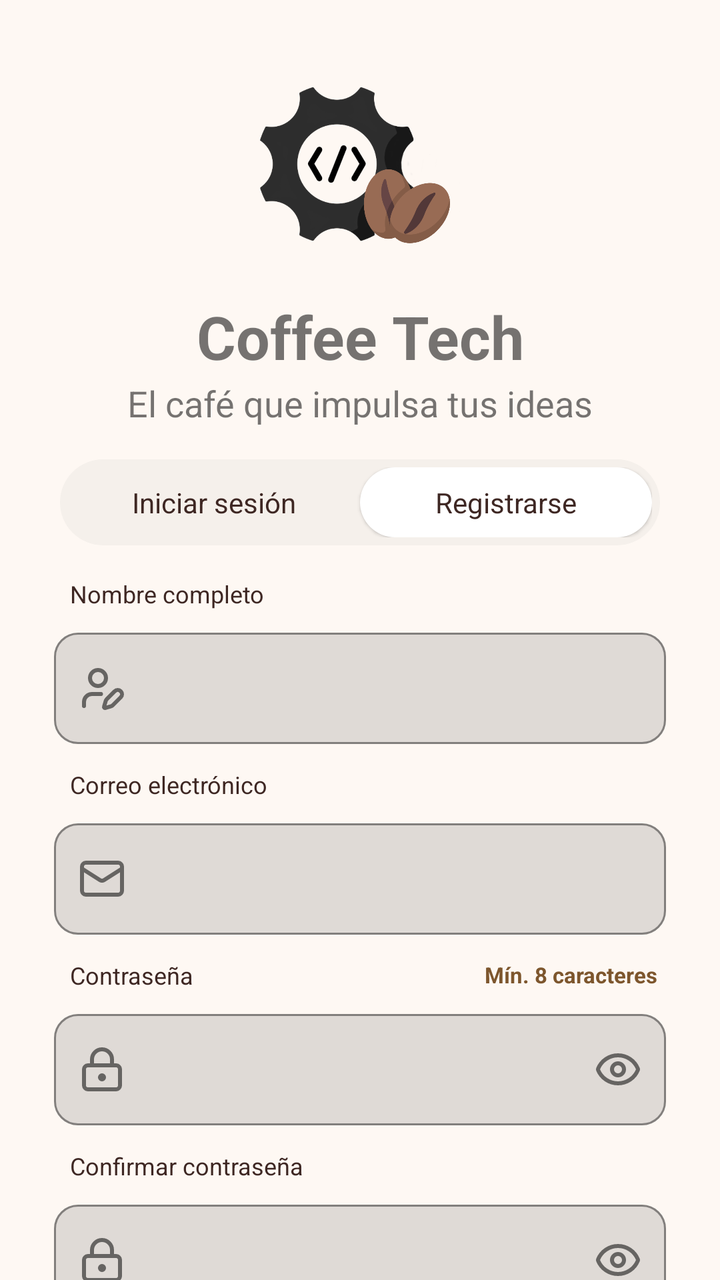
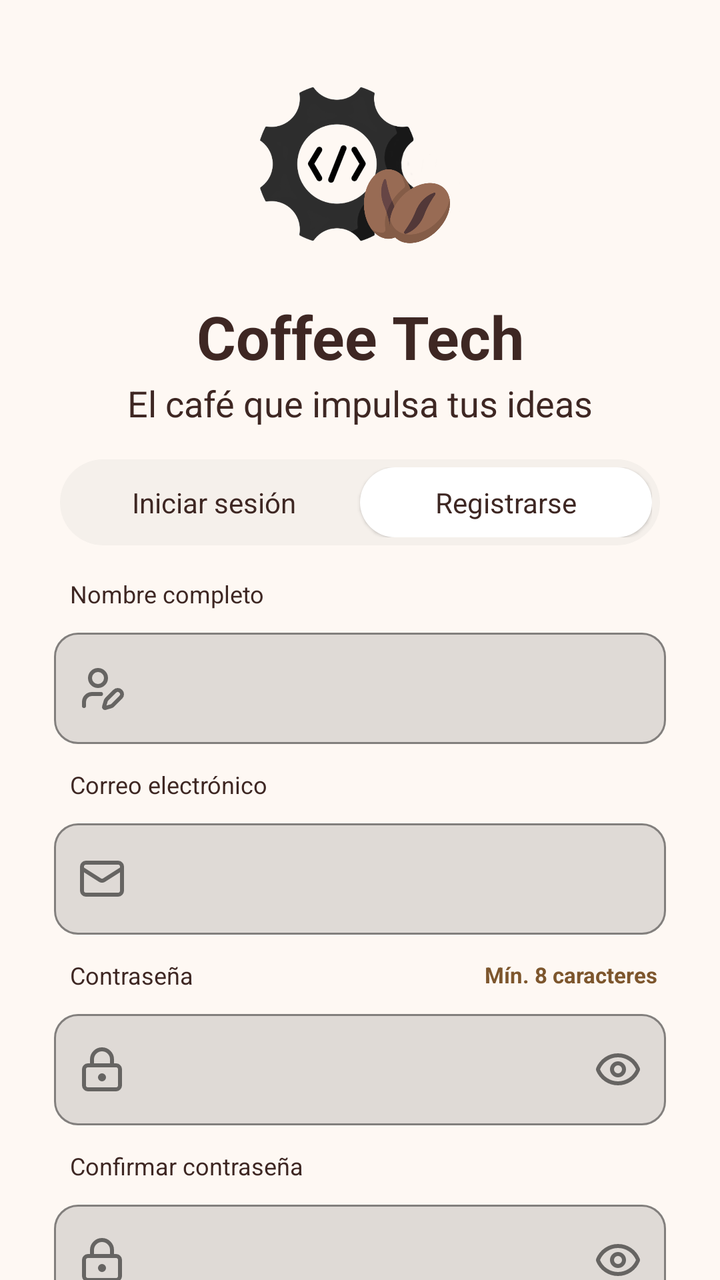

The first picture is an Android layout as it rendered before a commit; the second is the same layout after the commit. The layout source and the unified diff follow.
<!-- AndroidManifest.xml: application theme Theme.CoffeeTechMobile -->
<!-- res/layout/activity_sign_up.xml -->
<?xml version="1.0" encoding="utf-8"?>
<androidx.core.widget.NestedScrollView
    android:id="@+id/sign_up_scroll"
    xmlns:android="http://schemas.android.com/apk/res/android"
    xmlns:app="http://schemas.android.com/apk/res-auto"
    android:layout_width="match_parent"
    android:layout_height="match_parent"
    android:fillViewport="true"
    android:clipToPadding="false">

    <androidx.constraintlayout.widget.ConstraintLayout
        android:id="@+id/sign_up_layout"
        android:layout_width="match_parent"
        android:layout_height="wrap_content"
        android:paddingBottom="30dp">

        <ImageView
            android:id="@+id/Logo"
            android:layout_width="100dp"
            android:layout_height="100dp"
            android:layout_marginTop="32dp"
            android:src="@drawable/logo"
            android:scaleType="fitCenter"
            android:contentDescription="@string/logo_description"
            app:layout_constraintTop_toTopOf="parent"
            app:layout_constraintStart_toStartOf="parent"
            app:layout_constraintEnd_toEndOf="parent" />

        <TextView
            android:id="@+id/signUpTitle"
            android:layout_width="wrap_content"
            android:layout_height="wrap_content"
            android:layout_marginTop="16dp"
            android:text="@string/sign_in_title"
            android:textSize="30sp"
            android:textStyle="bold"
            app:layout_constraintTop_toBottomOf="@id/Logo"
            app:layout_constraintStart_toStartOf="parent"
            app:layout_constraintEnd_toEndOf="parent" />

        <TextView
            android:id="@+id/signUpSubtitle"
            android:layout_width="wrap_content"
            android:layout_height="wrap_content"
            android:layout_marginTop="1dp"
            android:text="@string/sign_in_subtitle"
            android:textSize="18sp"
            app:layout_constraintTop_toBottomOf="@id/signUpTitle"
            app:layout_constraintStart_toStartOf="parent"
            app:layout_constraintEnd_toEndOf="parent" />

        <LinearLayout
            android:id="@+id/auth_mode_selector"
            android:layout_width="0dp"
            android:layout_height="wrap_content"
            android:layout_marginStart="30dp"
            android:layout_marginEnd="30dp"
            android:layout_marginTop="16dp"
            android:orientation="horizontal"
            android:padding="4dp"
            android:background="@drawable/bg_auth_selector"
            app:layout_constraintTop_toBottomOf="@id/signUpSubtitle"
            app:layout_constraintStart_toStartOf="parent"
            app:layout_constraintEnd_toEndOf="parent"
            app:layout_constraintWidth_max="320dp">

            <TextView
                android:id="@+id/sign_in_tab"
                android:layout_width="0dp"
                android:layout_height="wrap_content"
                android:layout_weight="1"
                android:gravity="center"
                android:paddingVertical="8dp"
                android:text="@string/sign_in_tab"
                android:textSize="14sp"
                android:textColor="@color/coffee_primary" />

            <TextView
                android:id="@+id/sign_up_tab"
                android:layout_width="0dp"
                android:layout_height="wrap_content"
                android:layout_weight="1"
                android:gravity="center"
                android:paddingVertical="8dp"
                android:text="@string/sign_up_tab"
                android:textSize="14sp"
                android:textColor="@color/coffee_primary"
                android:background="@drawable/bg_auth_selector_selected"
                android:elevation="1dp" />

        </LinearLayout>

        <LinearLayout
            android:id="@+id/registration_form"
            android:layout_width="0dp"
            android:layout_height="wrap_content"
            android:layout_marginStart="27dp"
            android:layout_marginEnd="27dp"
            android:layout_marginTop="16dp"
            android:orientation="vertical"
            app:layout_constraintTop_toBottomOf="@id/auth_mode_selector"
            app:layout_constraintStart_toStartOf="parent"
            app:layout_constraintEnd_toEndOf="parent">

            <LinearLayout
                android:layout_width="match_parent"
                android:layout_height="wrap_content"
                android:orientation="vertical"
                android:layout_marginBottom="12dp">

                <TextView
                    android:layout_width="match_parent"
                    android:layout_height="wrap_content"
                    android:layout_marginStart="8dp"
                    android:layout_marginBottom="6dp"
                    android:text="@string/full_name_label"
                    android:textSize="12sp"
                    android:textColor="@color/coffee_primary" />

                <com.google.android.material.textfield.TextInputLayout
                    android:id="@+id/full_name_input_layout"
                    android:layout_width="match_parent"
                    android:layout_height="wrap_content"
                    app:boxBackgroundMode="outline"
                    app:boxCornerRadiusTopStart="12dp"
                    app:boxCornerRadiusTopEnd="12dp"
                    app:boxCornerRadiusBottomStart="12dp"
                    app:boxCornerRadiusBottomEnd="12dp"
                    app:startIconDrawable="@drawable/ic_user_pen"
                    app:startIconContentDescription="@string/name_icon_description">

                    <com.google.android.material.textfield.TextInputEditText
                        android:id="@+id/full_name_edit_text"
                        android:layout_width="match_parent"
                        android:layout_height="wrap_content"
                        android:inputType="textPersonName|textCapWords"
                        android:singleLine="true"
                        android:imeOptions="actionNext"
                        android:autofillHints="name" />

                </com.google.android.material.textfield.TextInputLayout>
            </LinearLayout>

            <LinearLayout
                android:layout_width="match_parent"
                android:layout_height="wrap_content"
                android:orientation="vertical"
                android:layout_marginBottom="12dp">

                <TextView
                    android:layout_width="match_parent"
                    android:layout_height="wrap_content"
                    android:layout_marginStart="8dp"
                    android:layout_marginBottom="6dp"
                    android:text="@string/email_label"
                    android:textSize="12sp"
                    android:textColor="@color/coffee_primary" />

                <com.google.android.material.textfield.TextInputLayout
                    android:id="@+id/email_input_layout"
                    android:layout_width="match_parent"
                    android:layout_height="wrap_content"
                    app:boxBackgroundMode="outline"
                    app:boxCornerRadiusTopStart="12dp"
                    app:boxCornerRadiusTopEnd="12dp"
                    app:boxCornerRadiusBottomStart="12dp"
                    app:boxCornerRadiusBottomEnd="12dp"
                    app:startIconDrawable="@drawable/ic_mail">

                    <com.google.android.material.textfield.TextInputEditText
                        android:id="@+id/email_edit_text"
                        android:layout_width="match_parent"
                        android:layout_height="wrap_content"
                        android:inputType="textEmailAddress"
                        android:singleLine="true"
                        android:imeOptions="actionNext"
                        android:autofillHints="emailAddress" />

                </com.google.android.material.textfield.TextInputLayout>
            </LinearLayout>

            <LinearLayout
                android:layout_width="match_parent"
                android:layout_height="wrap_content"
                android:orientation="vertical"
                android:layout_marginBottom="12dp">

                <LinearLayout
                    android:layout_width="match_parent"
                    android:layout_height="wrap_content"
                    android:layout_marginStart="8dp"
                    android:layout_marginEnd="4dp"
                    android:layout_marginBottom="6dp"
                    android:gravity="center_vertical"
                    android:orientation="horizontal">

                    <TextView
                        android:layout_width="wrap_content"
                        android:layout_height="wrap_content"
                        android:text="@string/password_label"
                        android:textSize="12sp"
                        android:textColor="@color/coffee_primary" />

                    <Space
                        android:layout_width="0dp"
                        android:layout_height="1dp"
                        android:layout_weight="1" />

                    <TextView
                        android:layout_width="wrap_content"
                        android:layout_height="wrap_content"
                        android:text="@string/password_minimum_hint"
                        android:textSize="11sp"
                        android:textStyle="bold"
                        android:textColor="@color/coffee_secondary" />

                </LinearLayout>

                <com.google.android.material.textfield.TextInputLayout
                    android:id="@+id/password_input_layout"
                    android:layout_width="match_parent"
                    android:layout_height="wrap_content"
                    app:boxBackgroundMode="outline"
                    app:boxCornerRadiusTopStart="12dp"
                    app:boxCornerRadiusTopEnd="12dp"
                    app:boxCornerRadiusBottomStart="12dp"
                    app:boxCornerRadiusBottomEnd="12dp"
                    app:startIconDrawable="@drawable/ic_lock_keyhole"
                    app:endIconMode="custom"
                    app:endIconDrawable="@drawable/ic_eye"
                    app:endIconContentDescription="@string/show_password">

                    <com.google.android.material.textfield.TextInputEditText
                        android:id="@+id/password_edit_text"
                        android:layout_width="match_parent"
                        android:layout_height="wrap_content"
                        android:inputType="textPassword"
                        android:singleLine="true"
                        android:imeOptions="actionNext"
                        android:autofillHints="newPassword" />

                </com.google.android.material.textfield.TextInputLayout>
            </LinearLayout>

            <LinearLayout
                android:layout_width="match_parent"
                android:layout_height="wrap_content"
                android:orientation="vertical">

                <TextView
                    android:layout_width="match_parent"
                    android:layout_height="wrap_content"
                    android:layout_marginStart="8dp"
                    android:layout_marginBottom="6dp"
                    android:text="@string/confirm_password_label"
                    android:textSize="12sp"
                    android:textColor="@color/coffee_primary" />

                <com.google.android.material.textfield.TextInputLayout
                    android:id="@+id/confirm_password_input_layout"
                    android:layout_width="match_parent"
                    android:layout_height="wrap_content"
                    app:boxBackgroundMode="outline"
                    app:boxCornerRadiusTopStart="12dp"
                    app:boxCornerRadiusTopEnd="12dp"
                    app:boxCornerRadiusBottomStart="12dp"
                    app:boxCornerRadiusBottomEnd="12dp"
                    app:startIconDrawable="@drawable/ic_lock_keyhole"
                    app:endIconMode="custom"
                    app:endIconDrawable="@drawable/ic_eye"
                    app:endIconContentDescription="@string/show_password"
                    app:endIconCheckable="false" >

                    <com.google.android.material.textfield.TextInputEditText
                        android:id="@+id/confirm_password_edit_text"
                        android:layout_width="match_parent"
                        android:layout_height="wrap_content"
                        android:inputType="textPassword"
                        android:singleLine="true"
                        android:imeOptions="actionDone"
                        android:autofillHints="newPassword" />

                </com.google.android.material.textfield.TextInputLayout>
            </LinearLayout>

        </LinearLayout>

        <LinearLayout
            android:id="@+id/terms_container"
            android:layout_width="0dp"
            android:layout_height="wrap_content"
            android:layout_marginStart="27dp"
            android:layout_marginEnd="27dp"
            android:layout_marginTop="12dp"
            android:orientation="horizontal"
            android:gravity="center_vertical"
            app:layout_constraintTop_toBottomOf="@id/registration_form"
            app:layout_constraintStart_toStartOf="parent"
            app:layout_constraintEnd_toEndOf="parent">

            <com.google.android.material.checkbox.MaterialCheckBox
                android:id="@+id/terms_checkbox"
                android:layout_width="24dp"
                android:layout_height="24dp"
                android:layout_marginTop="-3dp"
                android:checked="false"
                android:buttonTint="@color/coffee_primary"
                android:minWidth="0dp"
                android:minHeight="0dp"
                android:contentDescription="@string/signup_terms_text" />

            <TextView
                android:layout_width="0dp"
                android:layout_height="wrap_content"
                android:layout_weight="1"
                android:minLines="2"
                android:paddingStart="10dp"
                android:paddingEnd="10dp"
                android:paddingBottom="4dp"
                android:includeFontPadding="true"
                android:lineSpacingExtra="2dp"
                android:breakStrategy="simple"
                android:text="@string/signup_terms_text"
                android:textColor="@color/text_dark"
                android:textSize="11sp" />

        </LinearLayout>

        <com.google.android.material.button.MaterialButton
            android:id="@+id/sign_up_button"
            android:layout_width="0dp"
            android:layout_height="54dp"
            android:layout_marginStart="30dp"
            android:layout_marginEnd="30dp"
            android:layout_marginTop="16dp"
            android:text="@string/sign_up_button"
            android:textSize="14sp"
            android:textColor="@color/text_light"
            android:textAllCaps="false"
            android:elevation="4dp"
            android:insetTop="0dp"
            android:insetBottom="0dp"
            app:backgroundTint="@color/coffee_primary"
            app:cornerRadius="25dp"
            app:icon="@drawable/ic_arrow_right"
            app:iconTint="@color/text_light"
            app:iconSize="14dp"
            app:iconGravity="textEnd"
            app:iconPadding="14dp"
            app:layout_constraintTop_toBottomOf="@id/terms_container"
            app:layout_constraintStart_toStartOf="parent"
            app:layout_constraintEnd_toEndOf="parent" />

        <LinearLayout
            android:id="@+id/social_auth_container"
            android:layout_width="0dp"
            android:layout_height="wrap_content"
            android:layout_marginStart="30dp"
            android:layout_marginEnd="30dp"
            android:layout_marginTop="18dp"
            android:orientation="vertical"
            app:layout_constraintTop_toBottomOf="@id/sign_up_button"
            app:layout_constraintStart_toStartOf="parent"
            app:layout_constraintEnd_toEndOf="parent">

            <LinearLayout
                android:layout_width="match_parent"
                android:layout_height="16dp"
                android:orientation="horizontal"
                android:gravity="center_vertical">

                <View
                    android:layout_width="0dp"
                    android:layout_height="1dp"
                    android:layout_weight="1"
                    android:background="@color/social_divider" />

                <TextView
                    android:layout_width="wrap_content"
                    android:layout_height="wrap_content"
                    android:text="@string/social_divider_text"
                    android:textSize="12sp"
                    android:textColor="@color/coffee_primary"
                    android:paddingStart="12dp"
                    android:paddingEnd="12dp" />

                <View
                    android:layout_width="0dp"
                    android:layout_height="1dp"
                    android:layout_weight="1"
                    android:background="@color/social_divider" />

            </LinearLayout>

            <LinearLayout
                android:layout_width="match_parent"
                android:layout_height="62dp"
                android:layout_marginTop="16dp"
                android:gravity="center"
                android:orientation="horizontal">

                <FrameLayout
                    android:layout_width="56dp"
                    android:layout_height="56dp"
                    android:background="@drawable/bg_social_button"
                    android:elevation="2dp">

                    <ImageView
                        android:layout_width="28dp"
                        android:layout_height="28dp"
                        android:layout_gravity="center"
                        android:src="@drawable/ic_google"
                        android:contentDescription="@string/google_icon_description" />

                </FrameLayout>

                <FrameLayout
                    android:layout_width="56dp"
                    android:layout_height="56dp"
                    android:layout_marginStart="16dp"
                    android:background="@drawable/bg_social_button"
                    android:elevation="2dp">

                    <ImageView
                        android:layout_width="28dp"
                        android:layout_height="28dp"
                        android:layout_gravity="center"
                        android:src="@drawable/ic_facebook"
                        android:contentDescription="@string/facebook_icon_description" />

                </FrameLayout>

            </LinearLayout>

        </LinearLayout>

    </androidx.constraintlayout.widget.ConstraintLayout>

</androidx.core.widget.NestedScrollView>
<!-- resources referenced by this layout -->
<resources>
  <color name="coffee_primary">#3E2723</color>
  <color name="coffee_secondary">#7D562D</color>
  <color name="social_divider">#99D3C3C2</color>
  <color name="text_dark">#1D1B19</color>
  <color name="text_light">#FFFFFF</color>
  <!-- drawable bg_auth_selector (drawable) -->
  <?xml version="1.0" encoding="utf-8"?>
  <shape xmlns:android="http://schemas.android.com/apk/res/android">
      <solid android:color="@color/coffee_selector_background" />
      <corners android:radius="999dp" />
  </shape>
  <!-- drawable bg_auth_selector_selected (drawable) -->
  <?xml version="1.0" encoding="utf-8"?>
  <shape xmlns:android="http://schemas.android.com/apk/res/android">
      <solid android:color="@color/coffee_selector_active" />
      <corners android:radius="999dp" />
  </shape>
  <!-- drawable bg_social_button (drawable) -->
  <?xml version="1.0" encoding="utf-8"?>
  <shape xmlns:android="http://schemas.android.com/apk/res/android">
      <solid android:color="@color/coffee_selector_background" />
      <corners android:radius="999dp" />
  </shape>
  <!-- drawable ic_facebook (drawable) -->
  <vector xmlns:android="http://schemas.android.com/apk/res/android"
      android:width="1dp"
      android:height="1dp"
      android:viewportWidth="24"
      android:viewportHeight="24">
    <group>
      <clip-path
          android:pathData="M0,0h24v24H0z"/>
      <path
          android:pathData="M0,12.067C0,18.034 4.333,22.994 10,24v-8.667H7V12h3V9.333c0,-3 1.933,-4.666 4.667,-4.666c0.866,0 1.8,0.133 2.666,0.266V8H15.8c-1.467,0 -1.8,0.733 -1.8,1.667V12h3.2l-0.533,3.333H14V24c5.667,-1.006 10,-5.966 10,-11.933C24,5.43 18.6,0 12,0S0,5.43 0,12.067"
          android:fillColor="#3e2723"
          android:fillType="evenOdd"/>
    </group>
  </vector>
  <string name="confirm_password_label">Confirmar contraseña</string>
  <string name="email_label">Correo electrónico</string>
  <string name="facebook_icon_description">Logotipo de Facebook</string>
  
      // Strings for sing up view
  <string name="full_name_label">Nombre completo</string>
  <string name="google_icon_description">Logotipo de Google</string>
  <string name="logo_description">Logo de Coffee Tech</string>
  <string name="name_icon_description">Icono de nombre de usuario</string>
  <string name="password_label">Contraseña</string>
  <string name="password_minimum_hint">Mín. 8 caracteres</string>
  <string name="show_password">Mostrar contraseña</string>
  <string name="sign_in_subtitle">El café que impulsa tus ideas</string>
  <string name="sign_in_tab">Iniciar sesión</string>
  <string name="sign_in_title">Coffee Tech</string>
  <string name="sign_up_button">Regístrate en Coffee Tech</string>
  <string name="sign_up_tab">Registrarse</string>
  <string name="signup_terms_text">Acepto los <font color="#7D562D"><u>términos de servicio</u></font> y la política de tratamiento de datos personales conforme a la <font color="#7D562D"><u>Ley 1581 de 2012</u></font>.</string>
  <string name="social_divider_text">o conéctate con</string>
  <style name="Theme.CoffeeTechMobile" parent="Theme.MaterialComponents.Light.NoActionBar">
  
          <item name="colorPrimary">@color/coffee_primary</item>
          <item name="colorSecondary">@color/coffee_secondary</item>
  
          <item name="colorOnPrimary">@color/text_light</item>
          <item name="colorOnSecondary">@color/text_light</item>
  
          <item name="colorAccent">@color/coffee_secondary</item>
  
          <item name="android:windowBackground">@color/background_app</item>
  
      </style>
  <color name="coffee_selector_background">#F5F0EB</color>
  <color name="coffee_selector_active">#FFFFFF</color>
  <color name="background_app">#FEF8F3</color>
  <!-- unchanged entries left out for length: 7 -->
</resources>

<!-- the commit's change to res/layout/activity_sign_up.xml (unified diff, before → after) -->
@@ -32,11 +32,12 @@
             android:layout_height="wrap_content"
             android:layout_marginTop="16dp"
             android:text="@string/sign_in_title"
+            android:textColor="@color/coffee_primary"
             android:textSize="30sp"
             android:textStyle="bold"
-            app:layout_constraintTop_toBottomOf="@id/Logo"
-            app:layout_constraintStart_toStartOf="parent"
-            app:layout_constraintEnd_toEndOf="parent" />
+            app:layout_constraintEnd_toEndOf="parent"
+            app:layout_constraintStart_toStartOf="parent"
+            app:layout_constraintTop_toBottomOf="@id/Logo" />
 
         <TextView
             android:id="@+id/signUpSubtitle"
@@ -44,10 +45,11 @@
             android:layout_height="wrap_content"
             android:layout_marginTop="1dp"
             android:text="@string/sign_in_subtitle"
+            android:textColor="@color/coffee_primary"
             android:textSize="18sp"
-            app:layout_constraintTop_toBottomOf="@id/signUpTitle"
-            app:layout_constraintStart_toStartOf="parent"
-            app:layout_constraintEnd_toEndOf="parent" />
+            app:layout_constraintEnd_toEndOf="parent"
+            app:layout_constraintStart_toStartOf="parent"
+            app:layout_constraintTop_toBottomOf="@id/signUpTitle" />
 
         <LinearLayout
             android:id="@+id/auth_mode_selector"
